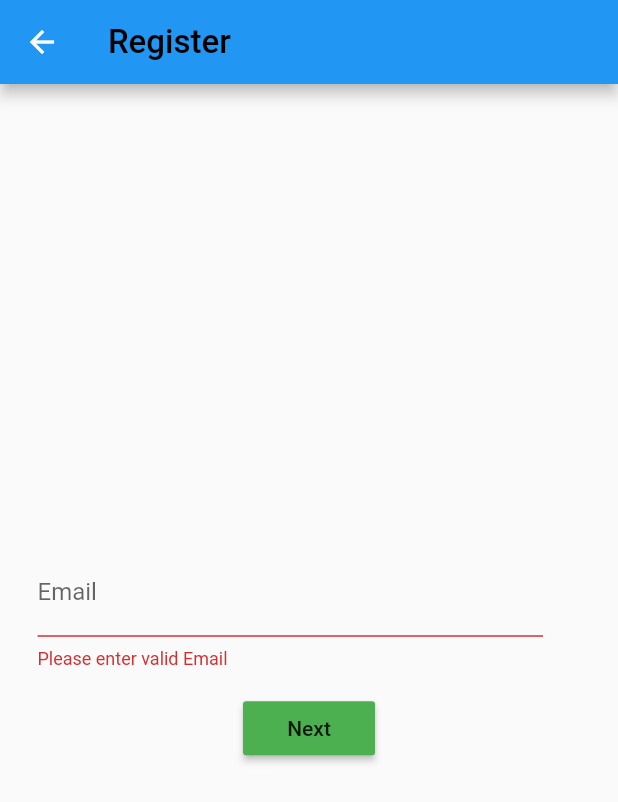
After one commit to nishanthchandra90/ipp, a Flutter app: the RegisterScreen screen opened by its route, after a tap on "Next", on a phone screen of 412 x 824 dp. The commit adds this screen. Shown: the top 802 px of the screen. Run offline on Flutter 3.47's test engine with Material 2 defaults, Android fonts, the phone set to English and light mode, and no system bars; our stand-ins replace basic_utils.

Commit message:
Added register page

```diff
--- a/internal_portal_projects/lib/common_components/ipp_inputelements.dart
+++ b/internal_portal_projects/lib/common_components/ipp_inputelements.dart
@@ -62,6 +62,39 @@ class IPPInputs {
         ));
   }
 
+  static simpleNumberField(
+      String labelText,
+      String hintText,
+      TextEditingController textEditCntrlr,
+      bool requiredField,
+      BuildContext context, {
+        Function onChanged,
+        int charLimit: 20,
+        keyboardType: TextInputType.number,
+        obscureText: false,
+      }){
+    return Padding(
+        padding: EdgeInsets.fromLTRB(15, 10, 40, 0),
+        child: new TextFormField(
+          validator: (value) {
+            return formValidator(requiredField, value, labelText);
+          },
+          controller: textEditCntrlr,
+          decoration: InputDecoration(
+            hintText: hintText,
+            labelText: labelText,
+          ),
+          obscureText: obscureText,
+          keyboardType: keyboardType,
+          textInputAction: TextInputAction.next,
+          onChanged: onChanged,
+          inputFormatters: [
+            new LengthLimitingTextInputFormatter(charLimit),
+          ],
+          onFieldSubmitted: (_) => FocusScope.of(context).nextFocus(),
+        ));
+  }
+
   static formValidator(requiredField, value, hintText) {
     if (requiredField && (value == null || value.isEmpty)) {
       return "Please enter valid " + hintText;
@@ -69,10 +102,11 @@ class IPPInputs {
     return null;
   }
 
-  static formButton(String buttonText, {Null Function() onPressed}) {
+  static formButton(String buttonText, {Function() onPressed, color:Colors.green}) {
     return Padding(
         padding: const EdgeInsets.symmetric(vertical: 15.0),
         child: RaisedButton(
+          color: color,
           onPressed: () => onPressed(),
           child: Text(buttonText),
         ));
--- a/internal_portal_projects/lib/main.dart
+++ b/internal_portal_projects/lib/main.dart
@@ -1,4 +1,5 @@
 import 'package:flutter/material.dart';
+import 'package:internal_portal_projects/screens/employee_register_screen.dart';
 import 'package:internal_portal_projects/screens/login_screen.dart';
 import 'package:internal_portal_projects/service/auth_service.dart';
 import 'package:provider/provider.dart';
@@ -42,6 +43,7 @@ class MyApp extends StatelessWidget {
       routes: {
         // When navigating to the "/" route, build the FirstScreen widget.
         '/login': (context) => LoginPage(),
+        '/register': (context) => RegisterScreen(),
         '/home': (context) => MyHomePage()
       },
 
--- /dev/null
+++ b/internal_portal_projects/lib/screens/employee_register_screen.dart
@@ -0,0 +1,151 @@
+import 'package:basic_utils/basic_utils.dart';
+import 'package:flutter/cupertino.dart';
+import 'package:flutter/material.dart';
+import 'package:internal_portal_projects/common_components/ipp_inputelements.dart';
+import 'package:internal_portal_projects/common_components/ipp_text.dart';
+import 'package:internal_portal_projects/service/auth_service.dart';
+
+class RegisterScreen extends StatefulWidget {
+  @override
+  State<StatefulWidget> createState() => _RegisterScreenState();
+}
+
+class _RegisterScreenState extends State<RegisterScreen> {
+  final _emailFormKey = GlobalKey<FormState>();
+  final _otpFormKey = GlobalKey<FormState>();
+  bool _emailVerificationMsg = false;
+  bool _showNextBtn = true;
+  bool _showOTPField = false;
+  bool _validEmail = false;
+  String _verificationMsg = '';
+  final TextEditingController emailIdController = TextEditingController();
+  final TextEditingController otpController = TextEditingController();
+
+  @override
+  Widget build(BuildContext context) {
+    return Scaffold(
+        appBar: AppBar(
+            leading: BackButton(onPressed: () => Navigator.pop(context)),
+            title: IPPText.simpleText('Register',
+                fontSize: 22.0, fontWeight: FontWeight.bold)),
+        body: Center(child: _buildEmailVerificationForm()));
+  }
+
+  _buildEmailVerificationForm() {
+    return new SingleChildScrollView(
+        child: Column(
+      children: <Widget>[_emailForm(), _otpForm()],
+    ));
+  }
+
+  _emailForm() {
+    return Form(
+        key: _emailFormKey,
+        child: Padding(
+            padding: EdgeInsets.fromLTRB(10, 30, 10, 0),
+            child: new Column(
+                mainAxisAlignment: MainAxisAlignment.start,
+                children: <Widget>[
+                  _validEmail
+                      ? IPPText.simpleText(emailIdController.text,
+                          fontWeight: FontWeight.bold, fontSize: 22.0)
+                      : IPPInputs.simpleTextFormField(
+                          'Email', 'email id', emailIdController, true, context,
+                          keyboardType: TextInputType.emailAddress),
+                  Visibility(
+                      visible: _showNextBtn,
+                      child: IPPInputs.formButton("Next", color: Colors.green,
+                          onPressed: () {
+                        _verifyEmail();
+                      })),
+                  Visibility(
+                    visible: _emailVerificationMsg,
+                    child: Text(
+                      _verificationMsg,
+                      style: TextStyle(color: Colors.red),
+                    ),
+                  ),
+                ])));
+  }
+
+  _otpForm() {
+    return Form(
+        key: _otpFormKey,
+        child: Padding(
+            padding: EdgeInsets.fromLTRB(10, 30, 10, 0),
+            child: Visibility(
+              visible: _showOTPField,
+              child: Column(
+                children: <Widget>[
+                  Divider(),
+                  IPPText.simpleText('Enter the OTP sent to the above Email'),
+                  IPPInputs.simpleNumberField(
+                      'OTP', '', otpController, true, context),
+                  IPPInputs.formButton("Verify", onPressed: () {
+                    _verifyOTP();
+                  }),
+                ],
+              ),
+            )));
+  }
+
+  _verifyEmail() async {
+    final form = _emailFormKey.currentState;
+    form.save();
+    if (!form.validate()) {
+      return;
+    }
+    String emailId = emailIdController.text;
+    bool isValidEmail = RegExp(
+            r"^[a-zA-Z0-9.a-zA-Z0-9.!#$%&'*+-/=?^_`{|}~]+@[a-zA-Z0-9]+\.[a-zA-Z]+")
+        .hasMatch(emailId);
+    if (!isValidEmail) {
+      _setVerificationMsg(true, 'Invalid Email Id format');
+      return;
+    }
+    _setVerificationMsg(false, '');
+    await AuthService().verifyEmail(emailId).then((value) => {
+          if (value != null)
+            {
+              if (StringUtils.equalsIgnoreCase("false", value))
+                {
+                  _setVerificationMsg(true, 'Email is already registered'),
+                  _toggleNextBtn(true),
+                  _toggleOTPField(false)
+                }
+              else
+                {_toggleNextBtn(false), _toggleOTPField(true)}
+            }
+        });
+  }
+
+  _setVerificationMsg(bool showText, String msg) {
+    setState(() {
+      _verificationMsg = msg;
+      _emailVerificationMsg = showText;
+    });
+  }
+
+  _toggleNextBtn(bool show) {
+    setState(() {
+      _validEmail = true;
+      _showNextBtn = show;
+    });
+  }
+
+  _toggleOTPField(bool show) {
+    setState(() {
+      _showOTPField = show;
+    });
+  }
+
+  _verifyOTP() async {
+    var form = _otpFormKey.currentState;
+    form.save();
+    if (form.validate()) {
+      String otp = otpController.text;
+      await new AuthService().verifyOtp(otp);
+      // call verify email by sending otp
+    }
+  }
+}
```
Also changed, not shown: internal_portal_projects/lib/db/database.dart (deleted, +0 -38 lines), internal_portal_projects/lib/repo/employees_repo.dart (+32 -0 lines), internal_portal_projects/lib/repo/projects_repo_device.dart (deleted, +0 -31 lines), internal_portal_projects/lib/screens/login_screen.dart (+27 -7 lines), internal_portal_projects/lib/service/auth_service.dart (+8 -0 lines), internal_portal_projects/lib/service/project_manage_service.dart (+24 -0 lines).
